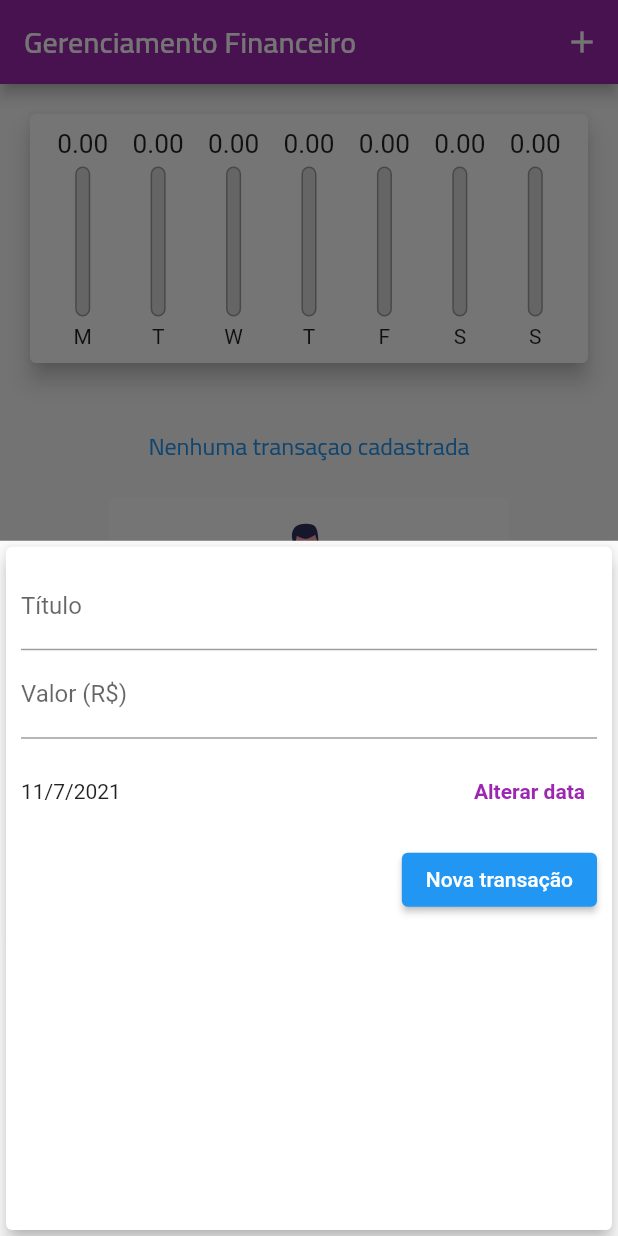
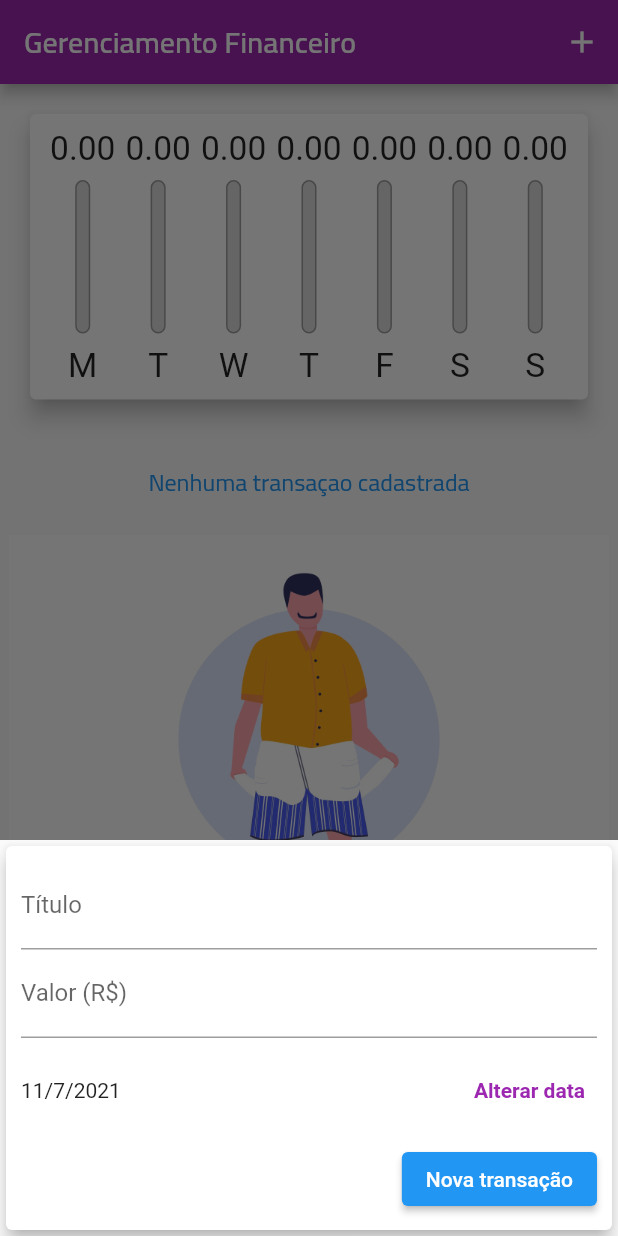
Before and after one commit to thiago-anjos/flutter-expenses, a Flutter app: the screen it shows after launch, after a tap on the "add" icon, on a phone screen of 412 x 824 dp. Run offline on Flutter 3.47's test engine with Material 2 defaults, Android fonts, the phone set to English and light mode, and no system bars.

Commit message:
feat(155 componentes ios): removi o row do main.dart

```diff
--- a/lib/components/chart_bar.dart
+++ b/lib/components/chart_bar.dart
@@ -14,16 +14,18 @@ class ChartBar extends StatelessWidget {
 
   @override
   Widget build(BuildContext context) {
+    return LayoutBuilder(
+      builder: (ctx, constraints) {
         return Column(children: [
           Container(
-        height: 20,
+            height: constraints.maxHeight * 0.15,
             child: FittedBox(child: Text('${value.toStringAsFixed(2)}')),
           ), //o FittedBox diminui o tamanho do texto para caber dentro do box
           SizedBox(
-        height: 5,
+            height: constraints.maxHeight * 0.05,
           ),
           Container(
-        height: 100,
+            height: constraints.maxHeight * 0.6,
             width: 10,
             child: Stack(
               alignment: Alignment.bottomCenter,
@@ -45,9 +47,13 @@ class ChartBar extends StatelessWidget {
             ),
           ),
           SizedBox(
-        height: 5,
+            height: constraints.maxHeight * 0.05,
           ),
-      Text(label)
+          Container(
+              height: constraints.maxHeight * 0.15,
+              child: FittedBox(child: Text(label)))
         ]);
+      },
+    );
   }
 }
--- a/lib/components/transaction_form.dart
+++ b/lib/components/transaction_form.dart
@@ -39,10 +39,16 @@ class _TransactionFormState extends State<TransactionForm> {
 
   @override
   Widget build(BuildContext context) {
-    return Card(
+    return SingleChildScrollView(
+      child: Card(
         elevation: 5,
         child: Padding(
-        padding: const EdgeInsets.all(10),
+          padding: EdgeInsets.only(
+            top: 10,
+            right: 10,
+            left: 10,
+            bottom: 10 + MediaQuery.of(context).viewInsets.bottom,
+          ),
           child: Column(
             children: [
               TextField(
@@ -60,7 +66,8 @@ class _TransactionFormState extends State<TransactionForm> {
                 child: Row(
                   children: <Widget>[
                     Expanded(
-                      child: Text(DateFormat('dd/M/y').format(_selectedDate))),
+                        child:
+                            Text(DateFormat('dd/M/y').format(_selectedDate))),
                     TextButton(
                       onPressed: _showDatePicker,
                       child: Text('Alterar data'),
@@ -84,6 +91,7 @@ class _TransactionFormState extends State<TransactionForm> {
             ],
           ),
         ),
+      ),
     );
   }
 }
--- a/lib/components/transaction_list.dart
+++ b/lib/components/transaction_list.dart
@@ -10,10 +10,9 @@ class TransactionList extends StatelessWidget {
 
   @override
   Widget build(BuildContext context) {
-    return Container(
-      height: 400,
-      child: transactions.isEmpty
-          ? Column(
+    return transactions.isEmpty
+        ? LayoutBuilder(builder: (ctx, constraints) {
+            return Column(
               children: [
                 SizedBox(height: 20),
                 Text(
@@ -22,14 +21,15 @@ class TransactionList extends StatelessWidget {
                 ),
                 SizedBox(height: 20),
                 Container(
-                  height: 200,
+                  height: constraints.maxHeight * 0.6,
                   child: Image.asset(
                     'assets/images/noItems.jpg',
                     fit: BoxFit.contain,
                   ),
                 )
               ],
-            )
+            );
+          })
         : ListView.builder(
             itemCount: transactions.length,
             itemBuilder: (ctx, index) {
@@ -50,7 +50,13 @@ class TransactionList extends StatelessWidget {
                     style: Theme.of(context).textTheme.headline6,
                   ),
                   subtitle: Text(DateFormat('d MMM y').format(tr.date)),
-                    trailing: IconButton(
+                  trailing: MediaQuery.of(context).size.width > 480
+                      ? TextButton.icon(
+                          label: Text('Excluir'),
+                          icon: Icon(Icons.delete),
+                          onPressed: () => onRemove(tr.id),
+                        )
+                      : IconButton(
                           icon: Icon(Icons.delete),
                           color: Theme.of(context).errorColor,
                           onPressed: () => onRemove(tr.id),
@@ -58,7 +64,6 @@ class TransactionList extends StatelessWidget {
                 ),
               );
             },
-            ),
           );
   }
 }
--- a/lib/main.dart
+++ b/lib/main.dart
@@ -1,6 +1,8 @@
 import 'package:expenses/components/chart.dart';
+import 'package:flutter/cupertino.dart';
 import 'package:flutter/material.dart';
 import 'dart:math';
+import 'dart:io';
 import 'components/transaction_form.dart';
 import 'components/transaction_list.dart';
 import '/models/transaction.dart';
@@ -41,6 +43,7 @@ class MyHomePage extends StatefulWidget {
 
 class _MyHomePage extends State<StatefulWidget> {
   final List<Transaction> _transactions = [];
+  bool _showChart = false;
 
   List<Transaction> get _recentTransactions {
     return _transactions.where((element) {
@@ -79,29 +82,89 @@ class _MyHomePage extends State<StatefulWidget> {
 
   @override
   Widget build(BuildContext context) {
-    return Scaffold(
-      appBar: AppBar(
-        title: Text('Gerenciamento Financeiro'),
-        actions: [
+    final mediaQuery = MediaQuery.of(context);
+    bool isLandscape = mediaQuery.orientation == Orientation.landscape;
+
+    final actions = <Widget>[
+      if (isLandscape)
+        IconButton(
+            onPressed: () {
+              setState(() {
+                _showChart = !_showChart;
+              });
+            },
+            icon: Icon(_showChart ? Icons.list : Icons.pie_chart)),
       IconButton(
           onPressed: () => _openTransactionFormModal(context),
-              icon: Icon(Icons.add))
-        ],
+          icon: Icon(Icons.add)),
+    ];
+
+    final PreferredSizeWidget appBar = Platform.isIOS
+        ? CupertinoNavigationBar(
+            middle: Text('Gereciamento Financeiro'),
+            trailing: Row(
+              children: actions,
             ),
-      body: SingleChildScrollView(
+          )
+        : AppBar(
+            title: Text(
+              'Gerenciamento Financeiro',
+              style: TextStyle(fontSize: 20 * mediaQuery.textScaleFactor),
+            ),
+            actions: actions,
+          );
+
+    final availabelHeight = mediaQuery.size.height -
+        appBar.preferredSize.height -
+        mediaQuery.padding.top;
+
+    final bodyPage = SingleChildScrollView(
       child: Column(
         crossAxisAlignment: CrossAxisAlignment.stretch,
         children: [
-            Chart(_recentTransactions),
-            TransactionList(_transactions, _deleteTransaction),
+          // if (isLandscape)
+          //   Row(
+          //     mainAxisAlignment: MainAxisAlignment.center,
+          //     children: [
+          //       Text('Exibir gráfico'),
+          //       Switch.adaptive(
+          //           activeColor: Theme.of(context).accentColor,
+          //           value: _showChart,
+          //           onChanged: (value) {
+          //             setState(() {
+          //               _showChart = value;
+          //             });
+          //           }),
+          //     ],
+          //   ),
+          if (_showChart || !isLandscape)
+            Container(
+                height: availabelHeight * (isLandscape ? 0.8 : 0.3),
+                child: Chart(_recentTransactions)),
+          if (!_showChart || !isLandscape)
+            Container(
+                height: availabelHeight * (isLandscape ? 1 : 0.65),
+                child: TransactionList(_transactions, _deleteTransaction)),
         ],
       ),
-      ),
-      floatingActionButton: FloatingActionButton(
+    );
+
+    return Platform.isIOS
+        ? CupertinoPageScaffold(
+            child: bodyPage,
+            navigationBar: appBar,
+          )
+        : Scaffold(
+            appBar: appBar,
+            body: bodyPage,
+            floatingActionButton: Platform.isIOS
+                ? Container()
+                : FloatingActionButton(
                     onPressed: () => _openTransactionFormModal(context),
                     child: Icon(Icons.add),
                   ),
-      floatingActionButtonLocation: FloatingActionButtonLocation.centerFloat,
+            floatingActionButtonLocation:
+                FloatingActionButtonLocation.centerFloat,
           );
   }
 }
```
Lines whose indentation alone changed are shown as unchanged.
